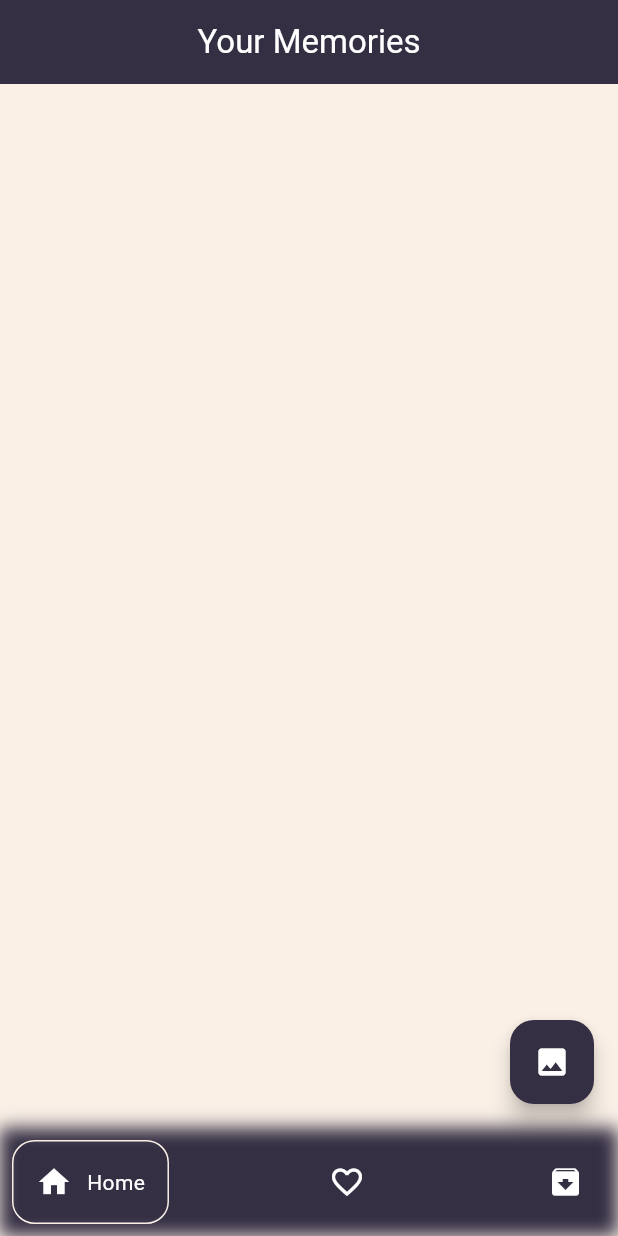
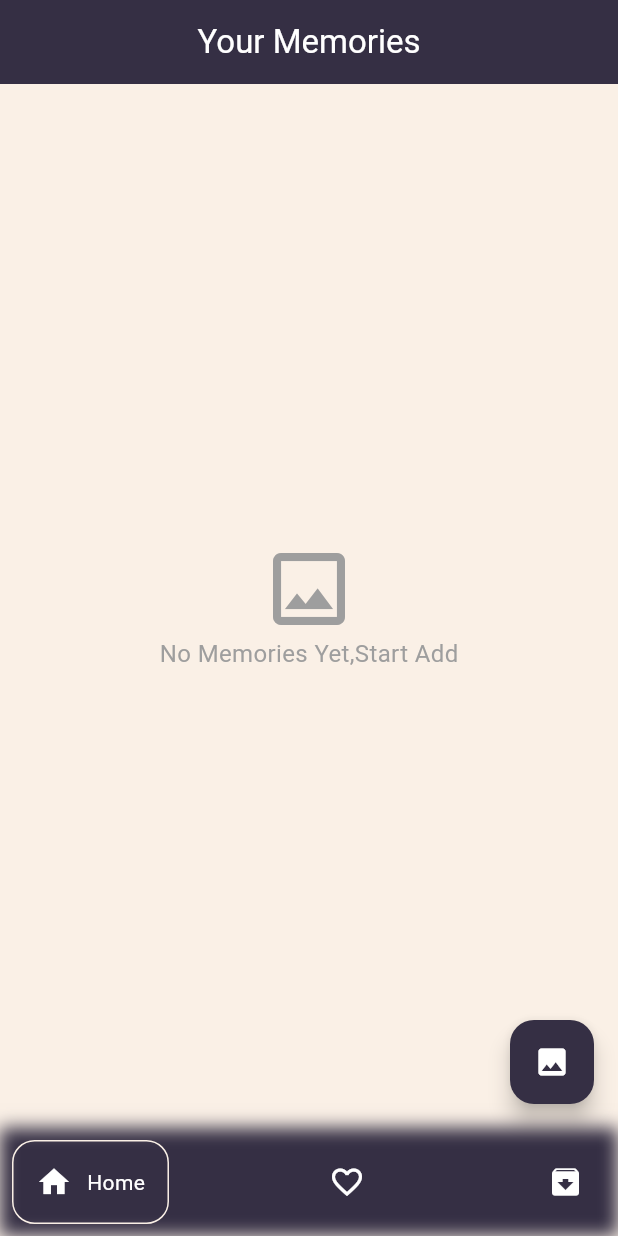
Before and after one commit to Rwan00/memory_bank, a Flutter app: the screen it shows after launch, on a phone screen of 412 x 824 dp. Run offline on Flutter 3.47's test engine with Material 3 defaults, Android fonts, the phone set to English and light mode, and no system bars; drawn by our look-alikes of google_nav_bar; our stand-ins replace bloc, conditional_builder_null_safety, dotted_border, flutter_bloc, flutter_styled_toast, google_fonts and 2 more; accounts and stored records are empty.

Commit message:
add ConditionalBuilder for no data

```diff
--- a/lib/views/memories_screen.dart
+++ b/lib/views/memories_screen.dart
@@ -1,5 +1,7 @@
+import 'package:conditional_builder_null_safety/conditional_builder_null_safety.dart';
 import 'package:flutter/material.dart';
 import 'package:flutter_bloc/flutter_bloc.dart';
+import 'package:google_fonts/google_fonts.dart';
 import 'package:memory_bank/cubit/app_cubit/app_cubit.dart';
 import 'package:memory_bank/cubit/app_cubit/app_state.dart';
 import 'package:memory_bank/database/db_helper.dart';
@@ -16,6 +18,9 @@ class MemoriesScreen extends StatelessWidget {
       },
       builder: (context, state) {
         AppCubit cubit = AppCubit.get(context);
+        return ConditionalBuilder(
+            condition: cubit.memories.isNotEmpty,
+            builder: (context){
               return GridView.builder(
                 padding: const EdgeInsets.symmetric(horizontal: 5, vertical: 5),
                 gridDelegate: const SliverGridDelegateWithMaxCrossAxisExtent(
@@ -33,6 +38,19 @@ class MemoriesScreen extends StatelessWidget {
                 },
               );
             },
+            fallback: (context){
+              return  Center(
+                child: Column(
+                  mainAxisAlignment: MainAxisAlignment.center,
+                  children: [
+                    const Icon(Icons.image_outlined,color: Colors.grey,size: 64,),
+                    Text("No Memories Yet,Start Add",style: GoogleFonts.aDLaMDisplay(fontSize: 16,color: Colors.grey),)
+                  ],
+                ),
+              );
+            },
+        );
+      },
     );
   }
 }
```
Lines whose indentation alone changed are shown as unchanged.
